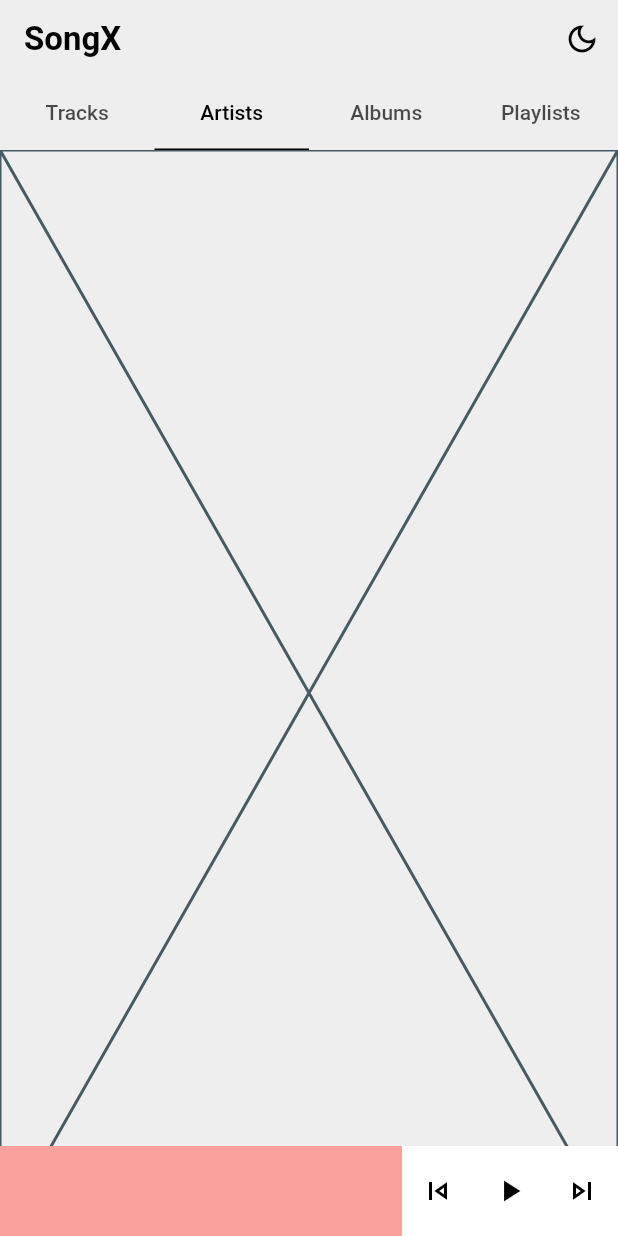
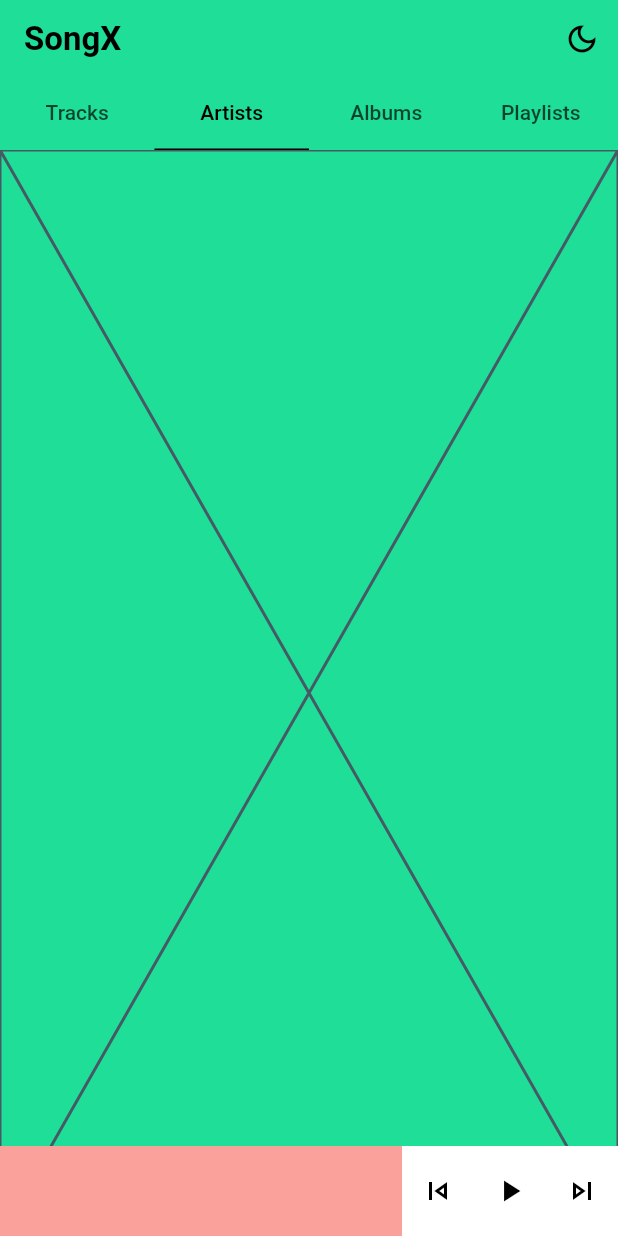
Before and after one commit to kailasnv/songx-music-player, a Flutter app: the screen it shows after launch, tab 2 chosen, on a phone screen of 412 x 824 dp. Run offline on Flutter 3.47's test engine with Material 2 defaults, Android fonts, the phone set to English and light mode, and no system bars; our stand-ins replace bloc, flutter_bloc, just_audio, on_audio_query.

```diff
--- /dev/null
+++ b/lib/domain/repo/fetchsongs_repo.dart
@@ -0,0 +1,28 @@
+import 'package:just_audio/just_audio.dart';
+import 'package:on_audio_query/on_audio_query.dart';
+
+class Repositary {
+  static Future<List<SongModel>> getAllSongsFromDevice(
+      OnAudioQuery audioQuery) async {
+    final List<SongModel> songs;
+
+    songs = await audioQuery.querySongs(
+      ignoreCase: true,
+      orderType: OrderType.ASC_OR_SMALLER,
+      sortType: null,
+      uriType: UriType.EXTERNAL,
+    );
+    return songs;
+  }
+
+  // play the current tapped song
+  // instance of audioplayer
+
+  Future<void> playCurrentSong(AudioPlayer audioPlayer, String songUrl) async {
+    // set audio
+    // play audio
+  }
+  Future<void> pauseCurrentSong(AudioPlayer audioPlayer) async {
+    // pause audio
+  }
+}
--- a/lib/main.dart
+++ b/lib/main.dart
@@ -1,6 +1,7 @@
 import 'package:flutter/material.dart';
 import 'package:flutter_bloc/flutter_bloc.dart';
 import 'package:songx/presentation/pages/homepage/home_screen.dart';
+import 'package:songx/presentation/state_managment/songs_bloc/songs_bloc.dart';
 import 'package:songx/presentation/state_managment/theme_state/theme_cubit.dart';
 import 'package:songx/utils/themes.dart';
 
@@ -17,6 +18,7 @@ class MyApp extends StatelessWidget {
     return MultiBlocProvider(
       providers: [
         BlocProvider(create: (context) => ThemeCubit()),
+        BlocProvider(create: (context) => SongsBloc()),
       ],
       child: BlocBuilder<ThemeCubit, ThemeState>(
         builder: (context, state) {
--- a/lib/presentation/pages/homepage/home_screen.dart
+++ b/lib/presentation/pages/homepage/home_screen.dart
@@ -1,16 +1,41 @@
 import 'package:flutter/material.dart';
+import 'package:flutter_bloc/flutter_bloc.dart';
+import 'package:just_audio/just_audio.dart';
+import 'package:on_audio_query/on_audio_query.dart';
 import 'package:songx/presentation/pages/homepage/widgets/albums.dart';
 import 'package:songx/presentation/pages/homepage/widgets/artists.dart';
 import 'package:songx/presentation/pages/homepage/widgets/playlists.dart';
 import 'package:songx/presentation/pages/homepage/widgets/tracks.dart';
 
+import '../../../utils/permission.dart';
+import '../../state_managment/songs_bloc/songs_bloc.dart';
 import '../../widgets/appbar.dart';
 import '../../widgets/bottom_player.dart';
 
-class HomeScreen extends StatelessWidget {
+class HomeScreen extends StatefulWidget {
   final bool isDarkTheme;
   const HomeScreen({super.key, required this.isDarkTheme});
 
+  @override
+  State<HomeScreen> createState() => _HomeScreenState();
+}
+
+class _HomeScreenState extends State<HomeScreen> {
+  //
+  //instance of OnAudioQuery class
+  late final OnAudioQuery _audioQuery;
+
+  @override
+  void initState() {
+    _audioQuery = OnAudioQuery();
+    requestStoragePermission(_audioQuery);
+    BlocProvider.of<SongsBloc>(context)
+        .add(FetchAllSongsEvent(audioQuery: _audioQuery));
+
+    super.initState();
+  }
+
+  // list of all 4 page
   static const List<Widget> categories = [
     TracksPage(),
     ArtistsPage(),
@@ -27,12 +52,12 @@ class HomeScreen extends StatelessWidget {
       child: Scaffold(
         appBar: PreferredSize(
           preferredSize: const Size(double.infinity, 100),
-          child: CustomAppbar(isDarkTheme: isDarkTheme),
+          child: CustomAppbar(isDarkTheme: widget.isDarkTheme),
         ),
         body: const TabBarView(children: categories),
         // bottom player
         extendBody: true,
-        bottomSheet: const BottomSongPlayer(),
+        bottomSheet: const BottomNowPlayingTile(),
       ),
     );
   }
--- a/lib/presentation/state_managment/songs_bloc/songs_bloc.dart
+++ b/lib/presentation/state_managment/songs_bloc/songs_bloc.dart
@@ -1,13 +1,31 @@
 import 'package:bloc/bloc.dart';
-import 'package:meta/meta.dart';
+import 'package:on_audio_query/on_audio_query.dart';
+import 'package:songx/domain/repo/fetchsongs_repo.dart';
+import 'package:just_audio/just_audio.dart';
 
 part 'songs_event.dart';
 part 'songs_state.dart';
 
 class SongsBloc extends Bloc<SongsEvent, SongsState> {
-  SongsBloc() : super(SongsInitial()) {
-    on<SongsEvent>((event, emit) {
-      // TODO: implement event handler
+  SongsBloc() : super(SongsInitial(isLoading: false)) {
+    // get songs from device storage
+    on<FetchAllSongsEvent>((event, emit) async {
+      emit(SongsState(isLoading: true));
+
+      final songs = await Repositary.getAllSongsFromDevice(event.audioQuery);
+
+      emit(SongsState(isLoading: false, songModalList: songs));
+    });
+
+    //
+    on<GetCurrentSongEvent>((event, emit) async {
+      SongsState(
+        isLoading: false,
+        songModalList: state.songModalList,
+        currentSong: event.currentSong,
+      );
+
+      print("current song data : ${state.currentSong!.data}");
     });
   }
 }
--- a/lib/presentation/state_managment/songs_bloc/songs_event.dart
+++ b/lib/presentation/state_managment/songs_bloc/songs_event.dart
@@ -1,4 +1,16 @@
 part of 'songs_bloc.dart';
 
-@immutable
-abstract class SongsEvent {}
+class SongsEvent {}
+
+class FetchAllSongsEvent extends SongsEvent {
+  final OnAudioQuery audioQuery;
+  FetchAllSongsEvent({required this.audioQuery});
+}
+
+// play tapped song
+class GetCurrentSongEvent extends SongsEvent {
+  final AudioPlayer audioPlayer;
+  final SongModel currentSong;
+
+  GetCurrentSongEvent({required this.currentSong, required this.audioPlayer});
+}
--- a/lib/presentation/state_managment/songs_bloc/songs_state.dart
+++ b/lib/presentation/state_managment/songs_bloc/songs_state.dart
@@ -1,6 +1,17 @@
 part of 'songs_bloc.dart';
 
-@immutable
-abstract class SongsState {}
+class SongsState {
+  final bool isLoading;
+  final List<SongModel>? songModalList;
+  final SongModel? currentSong;
 
-class SongsInitial extends SongsState {}
+  SongsState({
+    required this.isLoading,
+    this.songModalList,
+    this.currentSong,
+  });
+}
+
+class SongsInitial extends SongsState {
+  SongsInitial({required super.isLoading});
+}
--- a/lib/presentation/widgets/bottom_player.dart
+++ b/lib/presentation/widgets/bottom_player.dart
@@ -1,12 +1,10 @@
-import 'dart:ui';
-
 import 'package:flutter/material.dart';
 import 'package:flutter_bloc/flutter_bloc.dart';
 import 'package:songx/presentation/pages/player_page/player_screen.dart';
 import 'package:songx/presentation/state_managment/theme_state/theme_cubit.dart';
 
-class BottomSongPlayer extends StatelessWidget {
-  const BottomSongPlayer({super.key});
+class BottomNowPlayingTile extends StatelessWidget {
+  const BottomNowPlayingTile({super.key});
 
   @override
   Widget build(BuildContext context) {
--- a/lib/utils/themes.dart
+++ b/lib/utils/themes.dart
@@ -12,7 +12,8 @@ class ThemeColors {
   // light theme
   static final lightTheme = ThemeData(
     // scaffold
-    scaffoldBackgroundColor: Colors.grey.shade200,
+    scaffoldBackgroundColor: const Color.fromARGB(255, 30, 222, 152),
+    primaryColor: Colors.black,
     // appbar
     appBarTheme: const AppBarTheme(
       backgroundColor: Colors.transparent,
@@ -38,7 +39,8 @@ class ThemeColors {
    */
   static final darkTheme = ThemeData(
     //scaffold
-    scaffoldBackgroundColor: Colors.black,
+    scaffoldBackgroundColor: const Color.fromARGB(255, 2, 39, 26),
+    primaryColor: Colors.white,
     // appbar
     appBarTheme: const AppBarTheme(
       backgroundColor: Colors.transparent,
@@ -49,6 +51,7 @@ class ThemeColors {
     textTheme: const TextTheme(
       bodySmall: TextStyle(color: Colors.white),
       bodyMedium: TextStyle(color: Colors.white),
+      titleMedium: TextStyle(color: Colors.white),
     ),
     // tab bar
     tabBarTheme: const TabBarTheme(
--- a/pubspec.yaml
+++ b/pubspec.yaml
@@ -30,13 +30,15 @@ environment:
 dependencies:
   bloc: ^8.1.2
   cupertino_icons: ^1.0.2
-  flute_music_player: ^0.0.6
   flutter:
     sdk: flutter
   flutter_bloc: ^8.1.3
   hive: ^2.2.3
   hive_flutter: ^1.1.0
   provider: ^6.0.5
+  just_audio: ^0.9.34
+  permission_handler: ^10.3.0
+  on_audio_query: ^2.9.0
 
 dev_dependencies:
   flutter_lints: ^2.0.0
```
Also changed, not shown: lib/presentation/pages/homepage/widgets/tracks.dart (+47 -8 lines), lib/presentation/pages/player_page/player_screen.dart (+28 -9 lines), lib/utils/permission.dart (added, +12 -0 lines), pubspec.lock, 2 other files.
